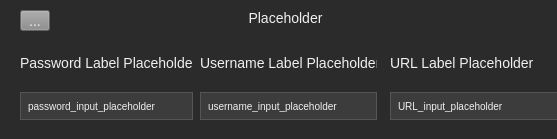
Qt form app/ui/dialog.ui (DrMemezo/pass_manager) before a commit.
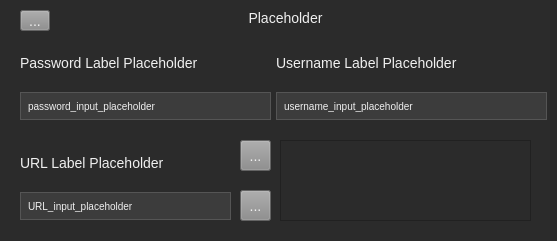
The same form after that commit. Icons and pictures are not drawn.

```diff
--- a/app/ui/dialog.ui
+++ b/app/ui/dialog.ui
@@ -7,7 +7,7 @@
     <x>0</x>
     <y>0</y>
     <width>557</width>
-    <height>139</height>
+    <height>241</height>
    </rect>
   </property>
   <property name="windowTitle">
@@ -54,9 +54,9 @@
   <widget class="QWidget" name="verticalLayoutWidget_3">
    <property name="geometry">
     <rect>
-     <x>390</x>
-     <y>40</y>
-     <width>177</width>
+     <x>20</x>
+     <y>140</y>
+     <width>211</width>
      <height>80</height>
     </rect>
    </property>
@@ -82,7 +82,7 @@
     <rect>
      <x>20</x>
      <y>40</y>
-     <width>173</width>
+     <width>251</width>
      <height>80</height>
     </rect>
    </property>
@@ -106,9 +106,9 @@
   <widget class="QWidget" name="verticalLayoutWidget_2">
    <property name="geometry">
     <rect>
-     <x>200</x>
+     <x>276</x>
      <y>40</y>
-     <width>177</width>
+     <width>271</width>
      <height>80</height>
     </rect>
    </property>
@@ -168,6 +168,62 @@
      <normaloff>icons/floppy-disk-solid.svg</normaloff>icons/floppy-disk-solid.svg</iconset>
    </property>
   </widget>
+  <widget class="QListWidget" name="URLListWidget">
+   <property name="geometry">
+    <rect>
+     <x>280</x>
+     <y>140</y>
+     <width>251</width>
+     <height>81</height>
+    </rect>
+   </property>
+  </widget>
+  <widget class="QToolButton" name="addURLButton">
+   <property name="geometry">
+    <rect>
+     <x>240</x>
+     <y>140</y>
+     <width>31</width>
+     <height>31</height>
+    </rect>
+   </property>
+   <property name="styleSheet">
+    <string notr="true">QToolButton {
+	
+	background-color: rgb(139, 139, 139);
+}</string>
+   </property>
+   <property name="text">
+    <string>...</string>
+   </property>
+   <property name="icon">
+    <iconset>
+     <normaloff>icons/plus-solid.svg</normaloff>icons/plus-solid.svg</iconset>
+   </property>
+  </widget>
+  <widget class="QToolButton" name="removeURLButton">
+   <property name="geometry">
+    <rect>
+     <x>240</x>
+     <y>190</y>
+     <width>31</width>
+     <height>31</height>
+    </rect>
+   </property>
+   <property name="styleSheet">
+    <string notr="true">QToolButton {
+	
+	background-color: rgb(139, 139, 139);
+}</string>
+   </property>
+   <property name="text">
+    <string>...</string>
+   </property>
+   <property name="icon">
+    <iconset>
+     <normaloff>icons/minus-solid.svg</normaloff>icons/minus-solid.svg</iconset>
+   </property>
+  </widget>
  </widget>
  <resources/>
  <connections/>
```
